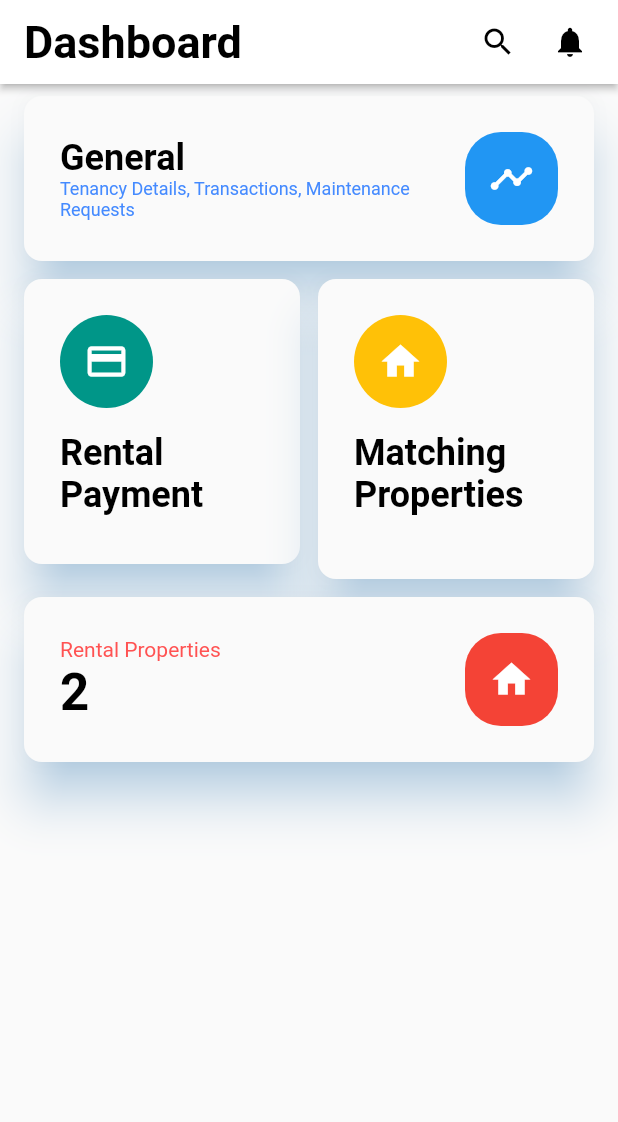
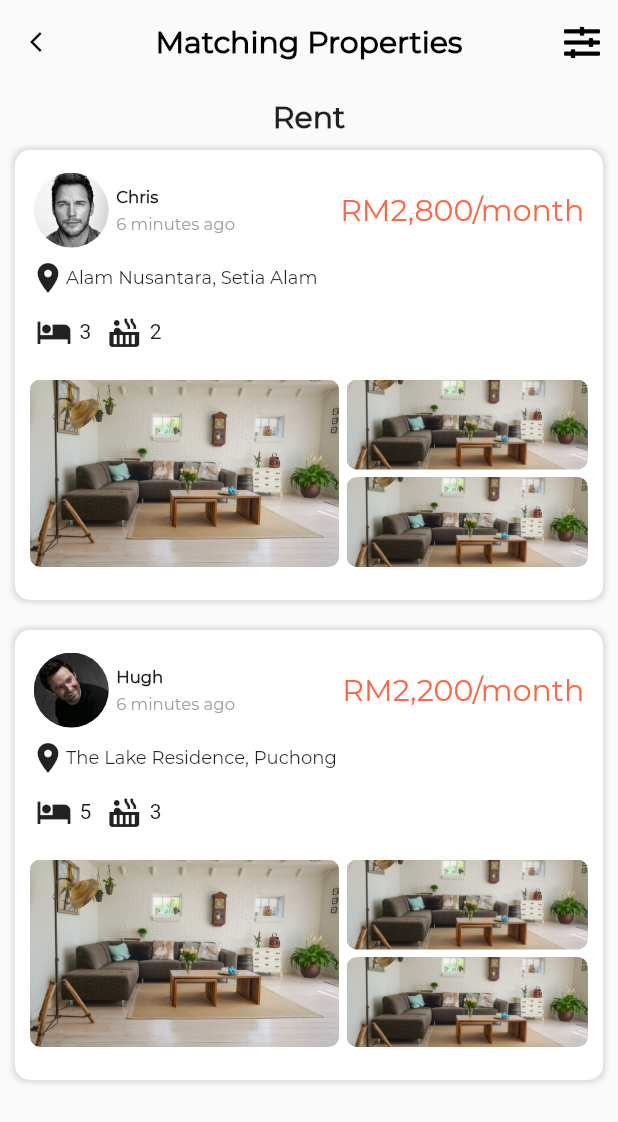
Before and after one commit to ChinKX/tenant_management_app, a Flutter app: the screen it shows after launch, after a tap on "Matching Properties", on a phone screen of 412 x 824 dp. Shown: the top 1122 px of the screen. Run offline on Flutter 3.47's test engine with Material 2 defaults, Android fonts, the phone set to English and light mode, and no system bars; our stand-ins replace font_awesome_flutter; project files that could hold a hidden picture were left out.

Commit message:
Added Matching Properties UIs

```diff
--- a/lib/app_screens/home.dart
+++ b/lib/app_screens/home.dart
@@ -1,6 +1,7 @@
 import 'package:flutter/material.dart';
 import 'package:flutter_staggered_grid_view/flutter_staggered_grid_view.dart';
 import 'package:tenant_management_app/app_screens/discover_property.dart';
+import 'package:tenant_management_app/app_screens/match_property.dart';
 import 'package:tenant_management_app/app_screens/payment.dart';
 
 class Home extends StatefulWidget {
@@ -27,11 +28,6 @@ class _HomeState extends State<Home> {
                 mainAxisAlignment: MainAxisAlignment.center,
                 crossAxisAlignment: CrossAxisAlignment.center,
                 children: <Widget>[
-                  IconButton(
-                    icon: Icon(Icons.search),
-                    onPressed: () {},
-                    color: Colors.black,
-                  ),
                   IconButton(
                     icon: Icon(Icons.notifications),
                     onPressed: () {},
@@ -66,10 +62,11 @@ class _HomeState extends State<Home> {
                                   fontSize: 24.0)),
                           Container(
                             width: 240.0,
-                            child: Text('Tenancy Details, Transactions, Maintenance Requests',
-                              style: TextStyle(color: Colors.blueAccent, fontSize: 12.0)),
+                            child: Text(
+                                'Tenancy Details, Maintenance Requests',
+                                style: TextStyle(
+                                    color: Colors.blueAccent, fontSize: 12.0)),
                           )
-
                         ],
                       ),
                       Material(
@@ -122,7 +119,7 @@ class _HomeState extends State<Home> {
                           shape: CircleBorder(),
                           child: Padding(
                             padding: EdgeInsets.all(16.0),
-                            child: Icon(Icons.home,
+                            child: Icon(Icons.favorite,
                                 color: Colors.white, size: 30.0),
                           )),
                       Padding(padding: EdgeInsets.only(bottom: 16.0)),
@@ -131,8 +128,16 @@ class _HomeState extends State<Home> {
                               color: Colors.black,
                               fontWeight: FontWeight.w700,
                               fontSize: 24.0)),
+                      Container(
+                        padding: EdgeInsets.only(top: 5.0),
+                        width: 240.0,
+                        child: Text('Set Your Preferences',
+                            style: TextStyle(
+                                color: Colors.blueAccent, fontSize: 12.0)),
+                      )
                     ]),
               ),
+              onTap: () => Navigator.of(context).push(MaterialPageRoute(builder: (_) => MatchProperty()))
             ),
             _buildTile(
               Padding(
@@ -146,12 +151,15 @@ class _HomeState extends State<Home> {
                         crossAxisAlignment: CrossAxisAlignment.start,
                         children: <Widget>[
                           Text('Rental Properties',
-                              style: TextStyle(color: Colors.redAccent)),
-                          Text('2',
                               style: TextStyle(
                                   color: Colors.black,
                                   fontWeight: FontWeight.w700,
-                                  fontSize: 34.0))
+                                  fontSize: 24.0)),
+                          Text('2',
+                              style: TextStyle(
+                                  color: Colors.redAccent,
+                                  fontWeight: FontWeight.w700,
+                                  fontSize: 28.0,))
                         ],
                       ),
                       Material(
@@ -172,7 +180,7 @@ class _HomeState extends State<Home> {
           staggeredTiles: [
             StaggeredTile.extent(2, 110.0),
             StaggeredTile.extent(1, 190.0),
-            StaggeredTile.extent(1, 200.0),
+            StaggeredTile.extent(1, 210.0),
             StaggeredTile.extent(2, 110.0),
           ],
         ));
--- /dev/null
+++ b/lib/app_screens/match_property.dart
@@ -0,0 +1,224 @@
+import 'package:flutter/material.dart';
+import 'package:font_awesome_flutter/font_awesome_flutter.dart';
+import 'package:tenant_management_app/app_screens/property_details.dart';
+import 'package:tenant_management_app/app_screens/settings.dart';
+
+class MatchProperty extends StatefulWidget {
+  @override
+  _MatchPropertyState createState() => _MatchPropertyState();
+}
+
+class _MatchPropertyState extends State<MatchProperty> {
+  List allImgs = ['assets/images/pic1.jpg', 'assets/images/pic2.jpg'];
+
+  @override
+  Widget build(BuildContext context) {
+    return Scaffold(
+        appBar: AppBar(
+          title: Text(
+            'Matching Properties',
+            style: TextStyle(
+                fontFamily: 'Montserrat',
+                fontWeight: FontWeight.bold,
+                color: Colors.black),
+          ),
+          centerTitle: true,
+          leading: IconButton(
+            icon: Icon(
+              Icons.arrow_back_ios,
+              color: Colors.black,
+              size: 16.0,
+            ),
+            onPressed: () {
+              Navigator.of(context).pop();
+            },
+          ),
+          backgroundColor: Colors.transparent,
+          elevation: 0.0,
+          actions: <Widget>[
+            IconButton(
+              icon: Icon(FontAwesomeIcons.slidersH),
+              color: Colors.black,
+              onPressed: () {
+                Navigator.of(context).push(MaterialPageRoute(builder: (_) => SettingsScreen('set_prefs')));
+              },
+            )
+          ],
+        ),
+        body: ListView(
+          children: <Widget>[
+            SizedBox(height: 10.0),
+            Container(
+              width: MediaQuery.of(context).size.width,
+              child: Column(
+                children: <Widget>[
+                  Text('Rent',
+                      style: TextStyle(
+                          fontFamily: 'Montserrat',
+                          fontSize: 20.0,
+                          fontWeight: FontWeight.bold)),
+                  _buildCard('Chris', 'assets/images/chris.jpg', '2,800',
+                      'Alam Nusantara, Setia Alam', '3', '2'),
+                  _buildCard('Hugh', 'assets/images/hugh.jpg', '2,200',
+                      'The Lake Residence, Puchong', '5', '3')
+                ],
+              ),
+            ),
+          ],
+        ));
+  }
+
+  _buildCard(String name, String imgPath, String rental, String location,
+      String noOfRooms, String noOfBathrooms) {
+    return GestureDetector(
+      onTap: () {
+        Navigator.push(context, MaterialPageRoute(builder: (BuildContext context) {
+          return PropertyDetails(name, imgPath, rental, location, noOfRooms, noOfBathrooms);
+        }));
+      },
+      child: Padding(
+        padding: EdgeInsets.all(10.0),
+        child: Container(
+          height: 300.0,
+          decoration: BoxDecoration(
+              borderRadius: BorderRadius.circular(10.0),
+              color: Colors.white,
+              boxShadow: [
+                BoxShadow(
+                    blurRadius: 2.0,
+                    color: Colors.grey.withOpacity(0.3),
+                    spreadRadius: 2.0)
+              ]),
+          child: Column(children: <Widget>[
+            SizedBox(height: 15.0),
+            Container(
+              padding: EdgeInsets.only(left: 10.0, right: 10.0),
+              width: MediaQuery.of(context).size.width - 25.0,
+              child: Row(
+                mainAxisAlignment: MainAxisAlignment.spaceBetween,
+                children: <Widget>[
+                  Container(
+                      child: Row(
+                    children: <Widget>[
+                      Container(
+                        height: 50.0,
+                        width: 50.0,
+                        decoration: BoxDecoration(
+                            borderRadius: BorderRadius.circular(25.0),
+                            image: DecorationImage(
+                                image: AssetImage(imgPath), fit: BoxFit.cover)),
+                      ),
+                      SizedBox(width: 5.0),
+                      Column(
+                        crossAxisAlignment: CrossAxisAlignment.start,
+                        children: <Widget>[
+                          Text(name,
+                              style: TextStyle(
+                                  fontFamily: 'Montserrat',
+                                  fontSize: 11.0,
+                                  fontWeight: FontWeight.bold)),
+                          SizedBox(height: 5.0),
+                          Text('6 minutes ago',
+                              style: TextStyle(
+                                  fontFamily: 'Montserrat',
+                                  fontSize: 11.0,
+                                  color: Colors.grey))
+                        ],
+                      )
+                    ],
+                  )),
+                  Text(
+                    'RM' + rental + '/month',
+                    style: TextStyle(
+                        fontFamily: 'Montserrat',
+                        fontSize: 20.0,
+                        color: Color(0xFFFE6643)),
+                  )
+                ],
+              ),
+            ),
+            Padding(
+                padding:
+                    const EdgeInsets.only(left: 10.0, right: 10.0, top: 8.0),
+                child: Column(
+                  children: <Widget>[
+                    Row(
+                      children: <Widget>[
+                        Icon(Icons.location_on),
+                        Text(location,
+                            style: TextStyle(
+                              fontFamily: 'Montserrat',
+                              fontSize: 12.0,
+                            )),
+                      ],
+                    ),
+                    Padding(
+                      padding: EdgeInsets.symmetric(vertical: 8.0),
+                      child: customListTile(noOfRooms, noOfBathrooms),
+                    )
+                  ],
+                )),
+            Padding(
+                padding: EdgeInsets.only(left: 10.0, right: 10.0, top: 8.0),
+                child: Row(
+                  children: <Widget>[
+                    Container(
+                      height: 125.0,
+                      width: (MediaQuery.of(context).size.width) / 2,
+                      decoration: BoxDecoration(
+                          borderRadius: BorderRadius.circular(7.0),
+                          image: DecorationImage(
+                              image: AssetImage('assets/images/pic1.jpg'),
+                              fit: BoxFit.cover)),
+                    ),
+                    SizedBox(width: 5.0),
+                    Column(children: <Widget>[
+                      Container(
+                        height: 60.0,
+                        width: (MediaQuery.of(context).size.width - 90.0) / 2,
+                        decoration: BoxDecoration(
+                            borderRadius: BorderRadius.circular(7.0),
+                            image: DecorationImage(
+                                image: AssetImage('assets/images/pic1.jpg'),
+                                fit: BoxFit.cover)),
+                      ),
+                      SizedBox(height: 5.0),
+                      Container(
+                        height: 60.0,
+                        width: (MediaQuery.of(context).size.width - 90.0) / 2,
+                        decoration: BoxDecoration(
+                            borderRadius: BorderRadius.circular(7.0),
+                            image: DecorationImage(
+                                image: AssetImage('assets/images/pic1.jpg'),
+                                fit: BoxFit.cover)),
+                      )
+                    ])
+                  ],
+                ))
+          ])),
+    ));
+  }
+
+  Widget customListTile(String noOfRooms, String noOfBathrooms) {
+    return Container(
+      margin: EdgeInsets.all(4.0),
+      child: Row(
+        children: <Widget>[
+          Icon(Icons.hotel),
+          SizedBox(
+            width: 5.0,
+          ),
+          Text(noOfRooms),
+          SizedBox(
+            width: 10.0,
+          ),
+          Icon(Icons.hot_tub),
+          SizedBox(
+            width: 5.0,
+          ),
+          Text(noOfBathrooms)
+        ],
+      ),
+    );
+  }
+}
--- a/pubspec.yaml
+++ b/pubspec.yaml
@@ -22,6 +22,7 @@ dependencies:
 
   flutter_sparkline: ^0.1.0
   flutter_staggered_grid_view: ^0.3.0
+  font_awesome_flutter: ^8.2.0
 
   # The following adds the Cupertino Icons font to your application.
   # Use with the CupertinoIcons class for iOS style icons.
```
Also changed, not shown: lib/app_screens/discover_property.dart (+65 -10 lines), lib/app_screens/settings.dart (added, +98 -0 lines), lib/widgets/search.dart (added, +58 -0 lines), pubspec.lock.
